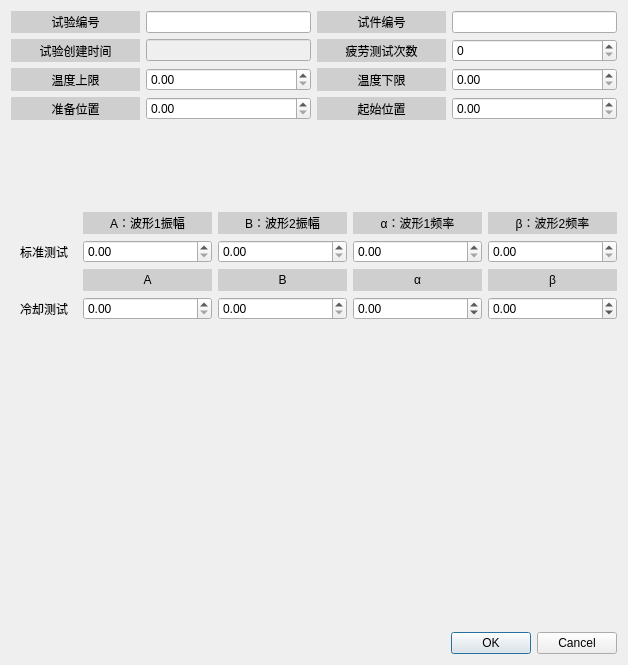
Qt form Forms/newfatiguetestdialog.ui (zhengshihao1218/newsoft) before a commit.
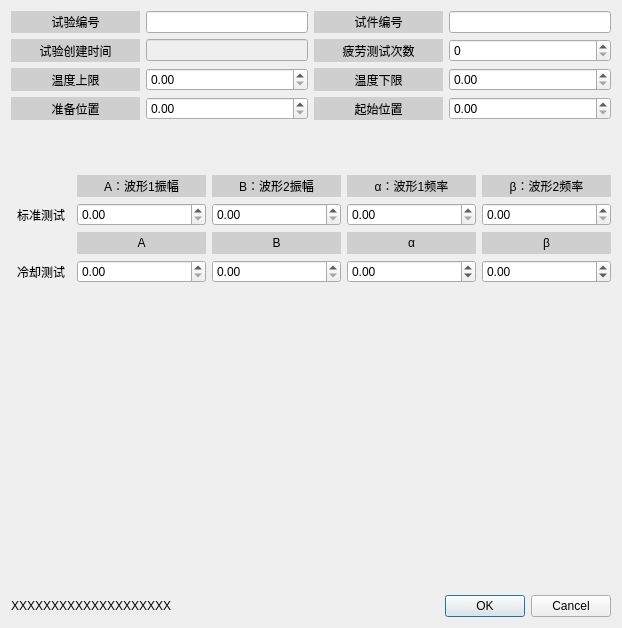
The same form after that commit. Icons and pictures are not drawn. Custom widgets are drawn as their Qt base class.

What changed in the file:
```diff
--- a/Forms/newfatiguetestdialog.ui
+++ b/Forms/newfatiguetestdialog.ui
@@ -6,8 +6,8 @@
    <rect>
     <x>0</x>
     <y>0</y>
-    <width>628</width>
-    <height>665</height>
+    <width>618</width>
+    <height>628</height>
    </rect>
   </property>
   <property name="windowTitle">
@@ -465,14 +465,25 @@
     </widget>
    </item>
    <item>
-    <widget class="QDialogButtonBox" name="buttonBox">
-     <property name="orientation">
-      <enum>Qt::Orientation::Horizontal</enum>
-     </property>
-     <property name="standardButtons">
-      <set>QDialogButtonBox::StandardButton::Cancel|QDialogButtonBox::StandardButton::Ok</set>
-     </property>
-    </widget>
+    <layout class="QHBoxLayout" name="horizontalLayout">
+     <item>
+      <widget class="QLabel" name="label_err_message">
+       <property name="text">
+        <string>XXXXXXXXXXXXXXXXXXXX</string>
+       </property>
+      </widget>
+     </item>
+     <item>
+      <widget class="QDialogButtonBox" name="buttonBox">
+       <property name="orientation">
+        <enum>Qt::Horizontal</enum>
+       </property>
+       <property name="standardButtons">
+        <set>QDialogButtonBox::Cancel|QDialogButtonBox::Ok</set>
+       </property>
+      </widget>
+     </item>
+    </layout>
    </item>
   </layout>
  </widget>
```
Left out of the diff: 42 changed lines with no effect on the pictures.
